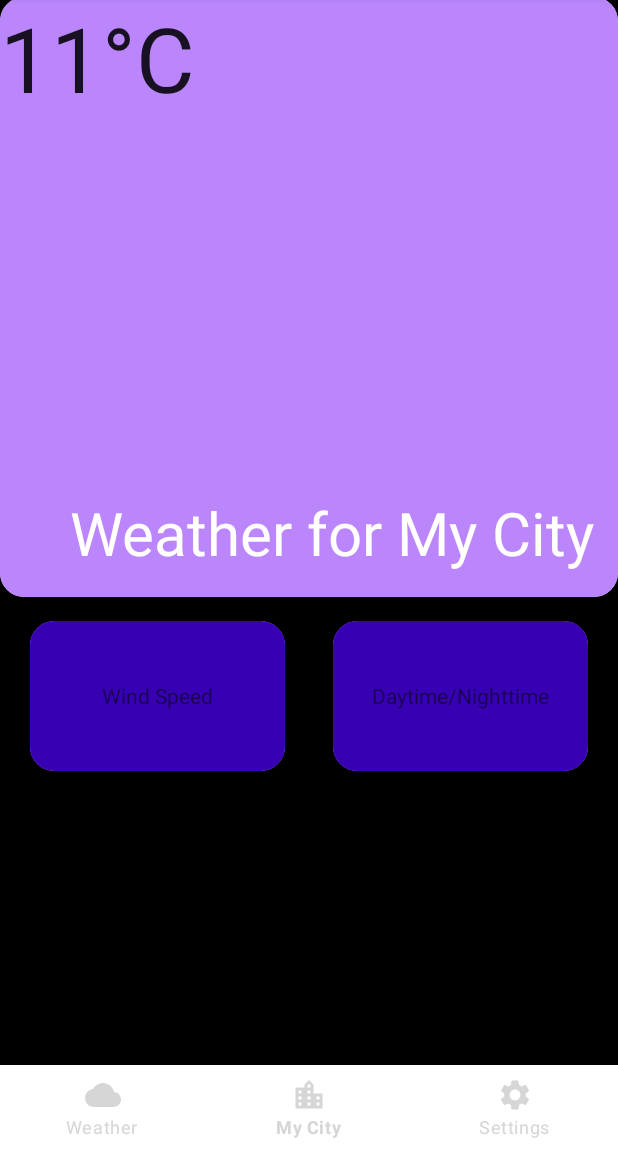
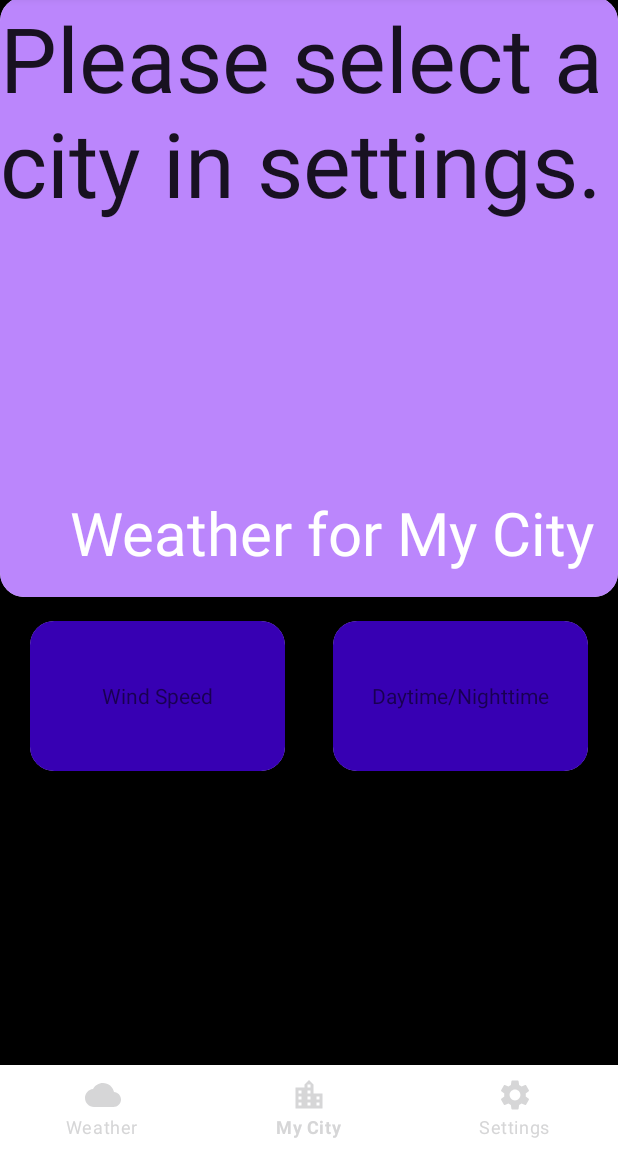
Before and after one commit to serik2k/final_android, an Android app built with Jetpack Compose: the screen it shows after launch (MainActivity), item 2 of the bottom bar chosen, on a phone screen of 412 x 824 dp, the part 87-1236 px from its top. Run offline under Robolectric (Android 15) with nearby library versions, the phone set to English and light mode, and no system bars; our stand-ins replace Room's generated code, navigation-ui.

Commit message:
adding the selection of fav city

```diff
--- a/app/src/main/java/com/example/finalandroid/ui/mycity/MyCityFragment.kt
+++ b/app/src/main/java/com/example/finalandroid/ui/mycity/MyCityFragment.kt
@@ -6,17 +6,16 @@ import android.view.View
 import android.view.ViewGroup
 import android.widget.TextView
 import androidx.fragment.app.Fragment
-import androidx.room.Room
 import com.example.finalandroid.R
 import com.example.finalandroid.data.api.RetrofitInstance
-import com.example.finalandroid.data.db.AppDatabase
+import com.example.finalandroid.data.db.Cities
 import com.example.finalandroid.data.db.DatabaseProvider
 import com.example.finalandroid.data.repository.WeatherRepository
 import com.example.finalandroid.ui.weather.WeatherViewModel
+import com.example.finalandroid.utils.PreferencesHelper
 
 class MyCityFragment : Fragment() {
     private lateinit var viewModel: WeatherViewModel
-
 
     override fun onCreateView(
         inflater: LayoutInflater, container: ViewGroup?, savedInstanceState: Bundle?
@@ -27,17 +26,29 @@ class MyCityFragment : Fragment() {
         val windSpeed = view.findViewById<TextView>(R.id.windSpeed)
         val isDay = view.findViewById<TextView>(R.id.isDay)
 
-        val database = DatabaseProvider.getDatabase(requireContext());
+        val selectedCityName = PreferencesHelper.getSelectedCity(requireContext())
+        if (selectedCityName == null) {
+            temperature.text = "Please select a city in settings."
+            return view
+        }
 
-        val repository = WeatherRepository(RetrofitInstance.api,database)
+        val selectedCity = Cities.getCities().find { it.name == selectedCityName }
+        if (selectedCity == null) {
+            temperature.text = "City not found."
+            return view
+        }
+
+        val database = DatabaseProvider.getDatabase(requireContext())
+        val repository = WeatherRepository(RetrofitInstance.api, database)
         viewModel = WeatherViewModel(repository)
 
-        // Replace with your desired coordinates
-        viewModel.fetchWeather("52.52", "13.41").observe(viewLifecycleOwner) { weather ->
-            temperature.text = "Temperature: ${weather.current.temperature}°C"
-            windSpeed.text = "Wind Speed: ${weather.current.windSpeed} km/h"
-            isDay.text = if (weather.current.isDay == 1) "Daytime" else "Nighttime"
-        }
+        // Fetch weather for the selected city
+        viewModel.fetchWeather(selectedCity.latitude.toString(), selectedCity.longitude.toString())
+            .observe(viewLifecycleOwner) { weather ->
+                temperature.text = "Temperature: ${weather.current.temperature}°C"
+                windSpeed.text = "Wind Speed: ${weather.current.windSpeed} km/h"
+                isDay.text = if (weather.current.isDay == 1) "Daytime" else "Nighttime"
+            }
 
         return view
     }
--- /dev/null
+++ b/app/src/main/java/com/example/finalandroid/utils/PreferencesHelper.kt
@@ -0,0 +1,21 @@
+package com.example.finalandroid.utils
+
+import android.content.Context
+import android.content.SharedPreferences
+
+object PreferencesHelper {
+    private const val PREF_NAME = "weather_app_prefs"
+    private const val SELECTED_CITY = "selected_city"
+
+    private fun getPreferences(context: Context): SharedPreferences {
+        return context.getSharedPreferences(PREF_NAME, Context.MODE_PRIVATE)
+    }
+
+    fun saveSelectedCity(context: Context, cityName: String) {
+        getPreferences(context).edit().putString(SELECTED_CITY, cityName).apply()
+    }
+
+    fun getSelectedCity(context: Context): String? {
+        return getPreferences(context).getString(SELECTED_CITY, null)
+    }
+}
```
Also changed, not shown: app/src/main/java/com/example/finalandroid/ui/settings/SettingsFragment.kt (+34 -7 lines), app/src/main/res/layout/fragment_settings.xml (+8 -0 lines).
